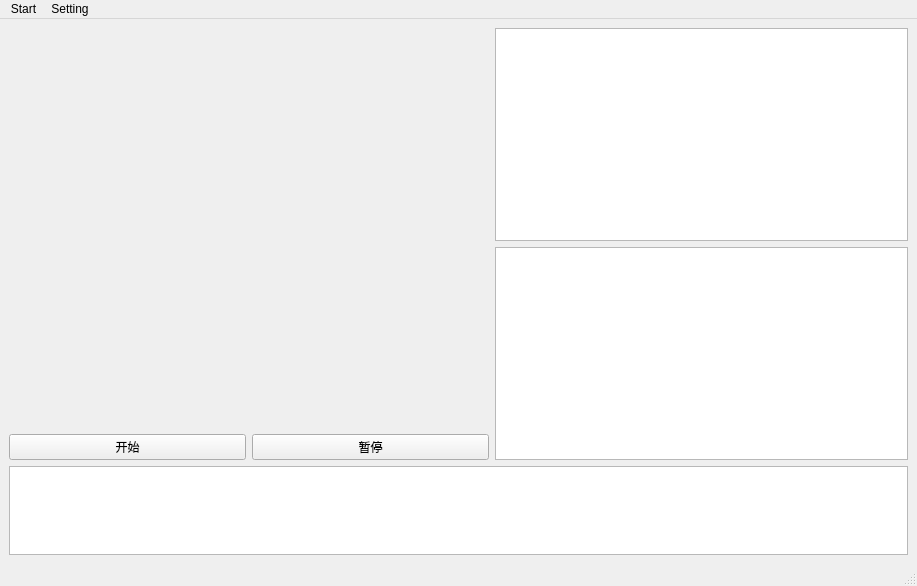
The window that mainwindow.ui (Robinsssson/ShowWindows) describes before a commit, drawn with Qt 5.
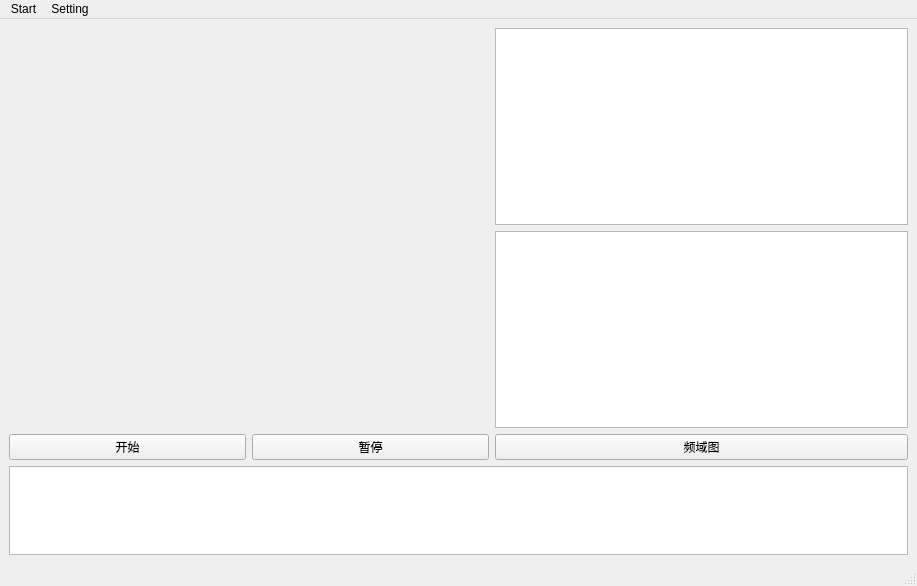
The same window after the commit. Custom widgets are drawn as their Qt base class.

Diff of the .ui file:
```diff
--- a/mainwindow.ui
+++ b/mainwindow.ui
@@ -62,6 +62,13 @@
           <item>
            <widget class="QChartView" name="fftView"/>
           </item>
+          <item>
+           <widget class="QPushButton" name="pushButtonFFT">
+            <property name="text">
+             <string>频域图</string>
+            </property>
+           </widget>
+          </item>
          </layout>
         </item>
        </layout>
```
